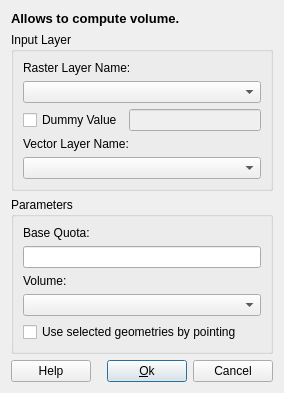
Old version of the form src/terralib/mnt/qt/ui/VolumeDialogForm.ui in the repository claudiobogossian/terralib5.
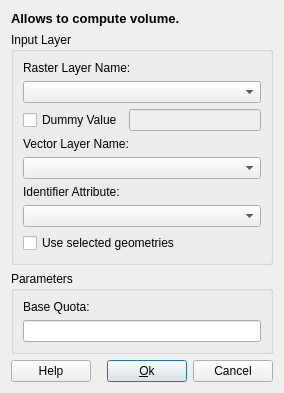
New version of the form. Custom widgets are drawn as their Qt base class.

Commit message: Add Volume e tirando warnings

```diff
--- a/src/terralib/mnt/qt/ui/VolumeDialogForm.ui
+++ b/src/terralib/mnt/qt/ui/VolumeDialogForm.ui
@@ -75,6 +75,23 @@
       <item>
        <widget class="QComboBox" name="m_vectorlayersComboBox"/>
       </item>
+      <item>
+       <widget class="QLabel" name="m_attributeLabel">
+        <property name="text">
+         <string>&lt;html&gt;&lt;head/&gt;&lt;body&gt;&lt;p&gt;Identifier Attribute:&lt;/p&gt;&lt;/body&gt;&lt;/html&gt;</string>
+        </property>
+       </widget>
+      </item>
+      <item>
+       <widget class="QComboBox" name="m_attributeComboBox"/>
+      </item>
+      <item>
+       <widget class="QCheckBox" name="m_selectCheckBox">
+        <property name="text">
+         <string>Use selected geometries</string>
+        </property>
+       </widget>
+      </item>
      </layout>
     </widget>
    </item>
@@ -94,23 +111,6 @@
       <item>
        <widget class="QLineEdit" name="m_quotaLineEdit"/>
       </item>
-      <item>
-       <widget class="QLabel" name="m_volumeLabel">
-        <property name="text">
-         <string>Volume:</string>
-        </property>
-       </widget>
-      </item>
-      <item>
-       <widget class="QComboBox" name="m_volumeCcomboBox"/>
-      </item>
-      <item>
-       <widget class="QCheckBox" name="m_selectCheckBox">
-        <property name="text">
-         <string>Use selected geometries by pointing</string>
-        </property>
-       </widget>
-      </item>
      </layout>
     </widget>
    </item>
```
The commit also changes 22 other files.
